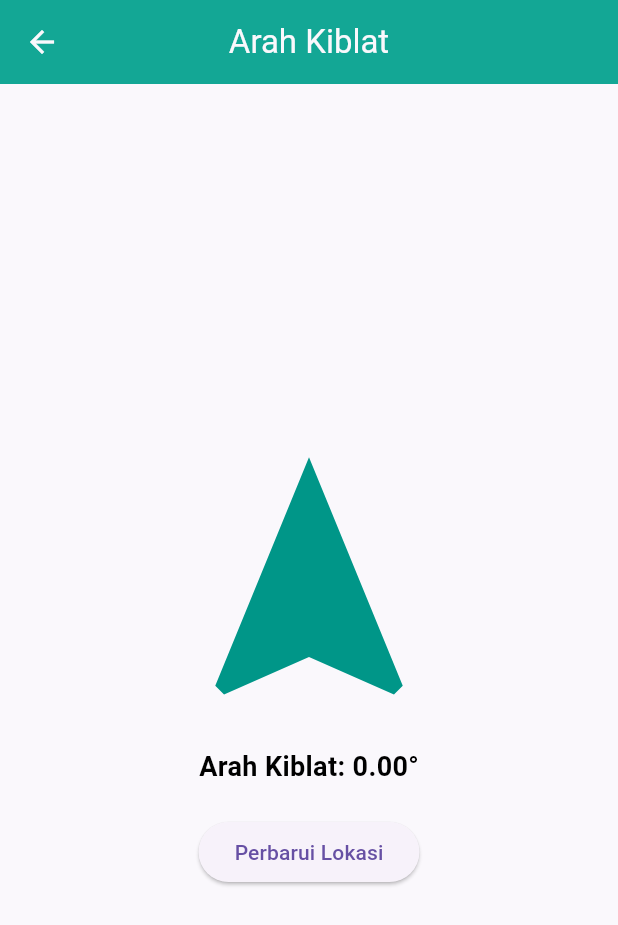
After one commit to Renggars/project-pbo, a Flutter app: the HomeView screen opened by its route, after a tap on "Kiblat", on a phone screen of 412 x 824 dp. The commit adds this screen. Shown: the top 925 px of the screen. Run offline on Flutter 3.47's test engine with Material 3 defaults, Android fonts, the phone set to English and light mode, and no system bars; our stand-ins replace flutter_compass, flutter_svg, geolocator, get, just_audio, lottie and 1 more; accounts and stored records are empty; network calls fail; project files that could hold a hidden picture were left out.

Commit message:
Fitur Kiblat

```diff
--- a/lib/app/modules/home/views/home_view.dart
+++ b/lib/app/modules/home/views/home_view.dart
@@ -179,9 +179,9 @@ class HomeView extends GetView<HomeController> {
                     ),
                   ),
                   InkWell(
-                    // onTap: () {
-                    //   Get.toNamed(Routes.QIBLAT);
-                    // },
+                    onTap: () {
+                      Get.toNamed(Routes.KIBLAT);
+                    },
                     borderRadius: BorderRadius.circular(12),
                     child: Column(
                       children: [
@@ -199,7 +199,7 @@ class HomeView extends GetView<HomeController> {
                         ),
                         const SizedBox(height: 5),
                         Text(
-                          "Qiblat",
+                          "Kiblat",
                           style: TextStyle(
                             fontSize: 12,
                             color: Colors.teal[700],
--- /dev/null
+++ b/lib/app/modules/kiblat/bindings/kiblat_binding.dart
@@ -0,0 +1,12 @@
+import 'package:get/get.dart';
+
+import '../controllers/kiblat_controller.dart';
+
+class KiblatBinding extends Bindings {
+  @override
+  void dependencies() {
+    Get.lazyPut<KiblatController>(
+      () => KiblatController(),
+    );
+  }
+}
--- /dev/null
+++ b/lib/app/modules/kiblat/controllers/kiblat_controller.dart
@@ -0,0 +1,82 @@
+import 'package:geolocator/geolocator.dart';
+import 'package:get/get.dart';
+import 'dart:math';
+import 'package:flutter_compass/flutter_compass.dart';
+
+class KiblatController extends GetxController {
+  var kiblatDirection = 0.0.obs; // Arah kompas
+  var userLocation = Rxn<Position>(); // Lokasi pengguna (bisa null)
+  var qiblaDirection = 0.0.obs; // Arah kiblat
+
+  @override
+  void onInit() {
+    super.onInit();
+    getUserLocation();
+    startCompassListener();
+  }
+
+  void startCompassListener() {
+    FlutterCompass.events!.listen((event) {
+      if (event.heading != null) {
+        kiblatDirection.value = event.heading!;
+      }
+    });
+  }
+
+  Future<void> getUserLocation() async {
+    bool serviceEnabled;
+    LocationPermission permission;
+
+    // Cek apakah layanan lokasi diaktifkan
+    serviceEnabled = await Geolocator.isLocationServiceEnabled();
+    if (!serviceEnabled) {
+      Get.snackbar(
+          "Error", "Layanan lokasi dinonaktifkan. Aktifkan untuk melanjutkan.");
+      return;
+    }
+
+    // Cek izin lokasi
+    permission = await Geolocator.checkPermission();
+    if (permission == LocationPermission.denied) {
+      permission = await Geolocator.requestPermission();
+      if (permission == LocationPermission.denied) {
+        Get.snackbar("Error", "Izin lokasi ditolak.");
+        return;
+      }
+    }
+
+    if (permission == LocationPermission.deniedForever) {
+      Get.snackbar("Error", "Izin lokasi ditolak secara permanen.");
+      return;
+    }
+
+    // Dapatkan lokasi pengguna
+    Position position = await Geolocator.getCurrentPosition(
+        desiredAccuracy: LocationAccuracy.high);
+
+    userLocation.value = position;
+    calculateQiblaDirection(
+      position.latitude,
+      position.longitude,
+    );
+  }
+
+  void calculateQiblaDirection(double userLat, double userLon) {
+    const double kaabaLat = 21.4225;
+    const double kaabaLon = 39.8262;
+
+    double deltaLon = (kaabaLon - userLon).toRad();
+
+    double y = sin(deltaLon) * cos(kaabaLat.toRad());
+    double x = cos(userLat.toRad()) * sin(kaabaLat.toRad()) -
+        sin(userLat.toRad()) * cos(kaabaLat.toRad()) * cos(deltaLon);
+
+    double qiblaAngle = atan2(y, x) * (180 / pi);
+    qiblaDirection.value = (qiblaAngle + 360) % 360;
+  }
+}
+
+// Ekstensi untuk konversi ke radian
+extension RadianConversion on double {
+  double toRad() => this * pi / 180.0;
+}
--- /dev/null
+++ b/lib/app/modules/kiblat/views/kiblat_view.dart
@@ -0,0 +1,49 @@
+import 'dart:math';
+
+import 'package:aplikasi_alquran/app/modules/kiblat/controllers/kiblat_controller.dart';
+import 'package:flutter/material.dart';
+import 'package:get/get.dart';
+
+class KiblatView extends GetView<KiblatController> {
+  const KiblatView({super.key});
+
+  @override
+  Widget build(BuildContext context) {
+    return Scaffold(
+      appBar: AppBar(
+        title: const Text('Arah Kiblat'),
+        centerTitle: true,
+      ),
+      body: Obx(() {
+        return Center(
+          child: Column(
+            mainAxisAlignment: MainAxisAlignment.center,
+            children: [
+              Transform.rotate(
+                angle: (controller.qiblaDirection.value * (pi / 180)),
+                child: Icon(
+                  Icons.navigation,
+                  size: 200,
+                  color: Colors.teal,
+                ),
+              ),
+              SizedBox(height: 10),
+              Text(
+                'Arah Kiblat: ${controller.qiblaDirection.value.toStringAsFixed(2)}°',
+                style: const TextStyle(
+                  fontSize: 18,
+                  fontWeight: FontWeight.bold,
+                ),
+              ),
+              const SizedBox(height: 20),
+              ElevatedButton(
+                onPressed: controller.getUserLocation,
+                child: const Text('Perbarui Lokasi'),
+              ),
+            ],
+          ),
+        );
+      }),
+    );
+  }
+}
--- a/lib/app/routes/app_pages.dart
+++ b/lib/app/routes/app_pages.dart
@@ -6,6 +6,8 @@ import '../modules/home/bindings/home_binding.dart';
 import '../modules/home/views/home_view.dart';
 import '../modules/introduction/bindings/introduction_binding.dart';
 import '../modules/introduction/views/introduction_view.dart';
+import '../modules/kiblat/bindings/kiblat_binding.dart';
+import '../modules/kiblat/views/kiblat_view.dart';
 import '../modules/last_read/bindings/last_read_binding.dart';
 import '../modules/last_read/views/last_read_view.dart';
 import '../modules/prayer_time/bindings/prayer_time_binding.dart';
@@ -51,5 +53,10 @@ class AppPages {
       page: () => const PrayerTimeView(),
       binding: PrayerTimeBinding(),
     ),
+    GetPage(
+      name: _Paths.KIBLAT,
+      page: () => const KiblatView(),
+      binding: KiblatBinding(),
+    ),
   ];
 }
--- a/lib/app/routes/app_routes.dart
+++ b/lib/app/routes/app_routes.dart
@@ -9,6 +9,7 @@ abstract class Routes {
   static const SEARCHING = _Paths.SEARCHING;
   static const LAST_READ = _Paths.LAST_READ;
   static const PRAYER_TIME = _Paths.PRAYER_TIME;
+  static const KIBLAT = _Paths.KIBLAT;
 }
 
 abstract class _Paths {
@@ -19,4 +20,5 @@ abstract class _Paths {
   static const SEARCHING = '/searching';
   static const LAST_READ = '/last-read';
   static const PRAYER_TIME = '/prayer-time';
+  static const KIBLAT = '/kiblat';
 }
--- a/pubspec.yaml
+++ b/pubspec.yaml
@@ -41,6 +41,8 @@ dependencies:
   sqflite: ^2.4.1
   path_provider: ^2.1.5
   flutter_svg: ^2.0.16
+  flutter_compass: ^0.8.1
+  geolocator: ^13.0.2
 
 dev_dependencies:
   flutter_test:
```
Also changed, not shown: pubspec.lock, 4 other files.
